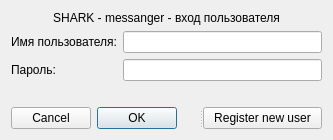
YanBatytskiy/Shark_3_0_Qt, file Shark_UI/loginScreen.ui: the form before one commit.
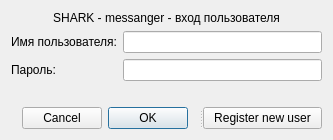
The form after the commit.

Patch:
```diff
--- a/Shark_UI/loginScreen.ui
+++ b/Shark_UI/loginScreen.ui
@@ -93,6 +93,9 @@
       <property name="standardButtons">
        <set>QDialogButtonBox::StandardButton::Cancel|QDialogButtonBox::StandardButton::Ok</set>
       </property>
+      <property name="centerButtons">
+       <bool>true</bool>
+      </property>
      </widget>
      <widget class="QPushButton" name="registerModeButton">
       <property name="sizePolicy">
```
Left out of the diff: 7 changed lines with no effect on the pictures.
